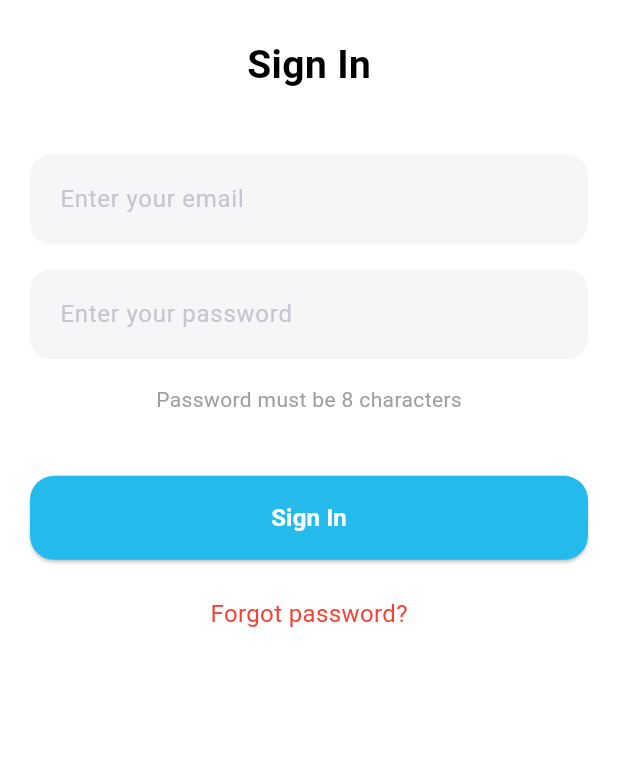
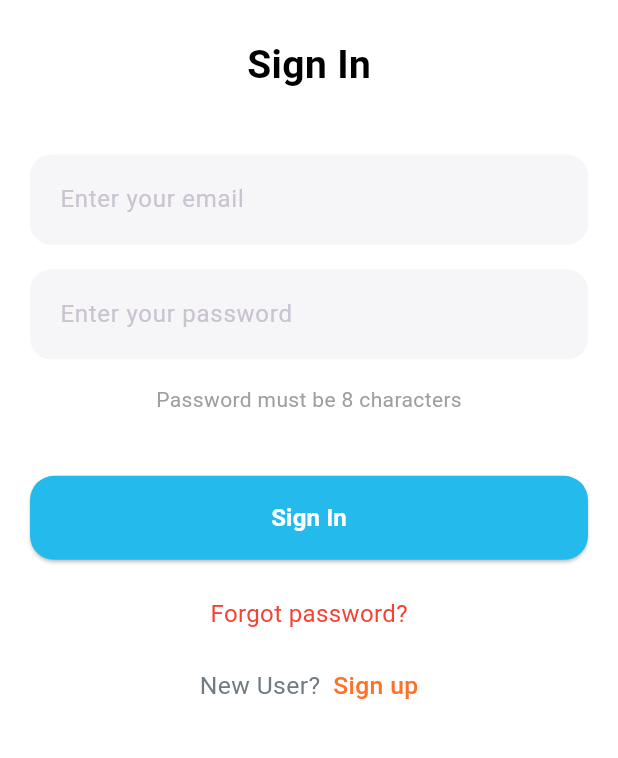
Before and after one commit to AmineBennani7/AI-Powered-Travel-Assistant, a Flutter app: the SignIn screen opened directly, on a phone screen of 412 x 824 dp, the part 319-1077 px from its top. Run offline on Flutter 3.47's test engine with Material 3 defaults, Android fonts, the phone set to English and light mode, and no system bars; our stand-ins replace shared_preferences; accounts and stored records are empty; project files that could hold a hidden picture were left out.

Commit message:
sequence of screen changed

```diff
--- a/frontend/lib/onboarding_screen.dart
+++ b/frontend/lib/onboarding_screen.dart
@@ -1,3 +1,4 @@
+import 'package:example/sign_in.dart';
 import 'package:flutter/material.dart';
 import 'sign_up.dart';
 
@@ -68,7 +69,7 @@ class Onboard2 extends StatelessWidget {
                   onTap: () {
                     Navigator.push(
                       context,
-                      MaterialPageRoute(builder: (context) => SignUp()),
+                      MaterialPageRoute(builder: (context) => SignIn()),
                     );
                   },
                   child: FractionallySizedBox(
--- a/frontend/lib/sign_in.dart
+++ b/frontend/lib/sign_in.dart
@@ -1,5 +1,6 @@
 import 'package:example/forgot_password.dart';
 import 'package:example/recommendations.dart';
+import 'package:example/sign_up.dart';
 import 'package:flutter/material.dart';
 import 'services/auth_service.dart';
 
@@ -153,6 +154,39 @@ class _SignInFormState extends State<SignInForm> {
             ),
           ),
         ),
+
+        SizedBox(height: screenHeight * 0.03),
+              Row(
+                mainAxisAlignment: MainAxisAlignment.center,
+                children: [
+                  Text(
+                    'New User?',
+                    style: TextStyle(
+                      color: Color(0xFF707B81),
+                      fontSize: screenWidth * 0.04,
+                    ),
+                  ),
+                  SizedBox(width: screenWidth * 0.01),
+                  GestureDetector(
+                    onTap: () {
+                      Navigator.push(
+                        context,
+                        MaterialPageRoute(builder: (context) => SignUp()),
+                      );
+                    },
+                    child: Text(
+                      ' Sign up',
+                      style: TextStyle(
+                        color: Color(0xFFFF7029),
+                        fontSize: screenWidth * 0.04,
+                        fontWeight: FontWeight.w500,
+                      ),
+                    ),
+                  ),
+                ],
+              ),
+              SizedBox(height: screenHeight * 0.05),
+
       ],
     );
   }
```
